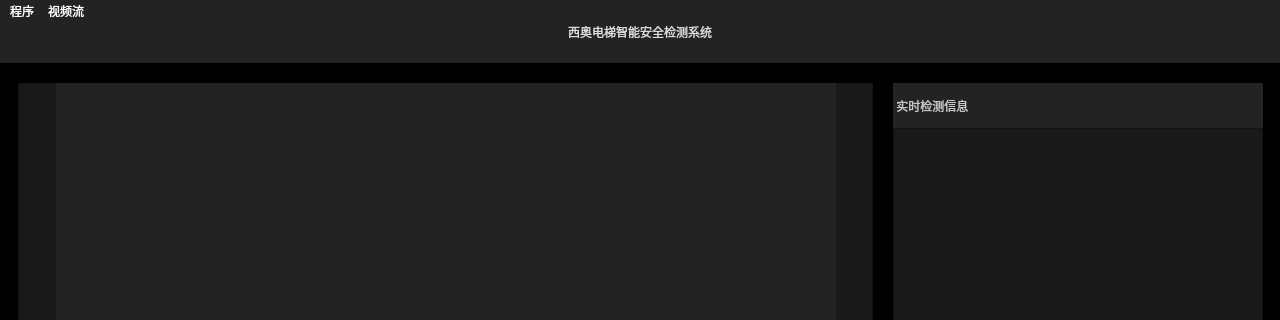
This is utils/main_window.ui in zhenhuic/xio-intrusion-detection as Qt 5 draws it before an edit; both pictures show x 0 to 1280 and y 0 to 320 of the 1280 by 720 pixel window. The edited form follows.
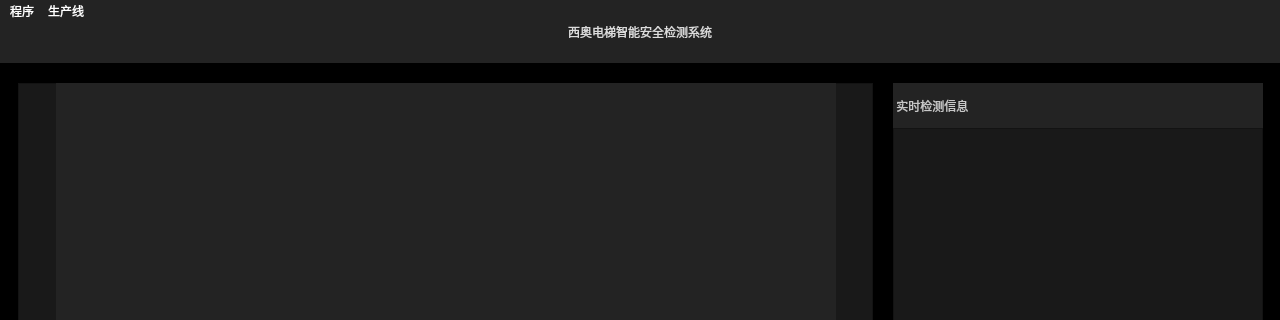
This is the edited form.

Diff of the .ui file:
```diff
--- a/utils/main_window.ui
+++ b/utils/main_window.ui
@@ -292,7 +292,7 @@
    </property>
    <widget class="QMenu" name="streammenu">
     <property name="title">
-     <string>视频流</string>
+     <string>生产线</string>
     </property>
     <addaction name="stream_1"/>
     <addaction name="stream_2"/>
```
Left out of the diff: 29 changed lines with no effect on the pictures.
